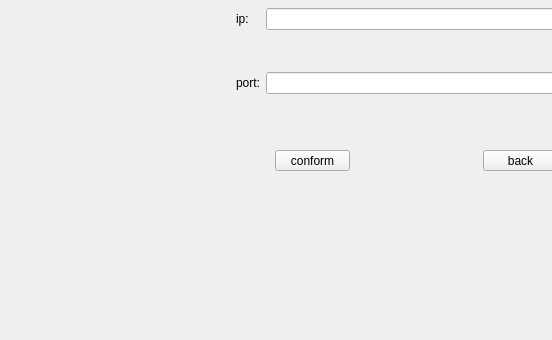
Polaris-hzn8/disk, file loginpanel.ui: the form before one commit; both pictures show x 0 to 552 and y 160 to 500 of the 803 by 500 pixel window.
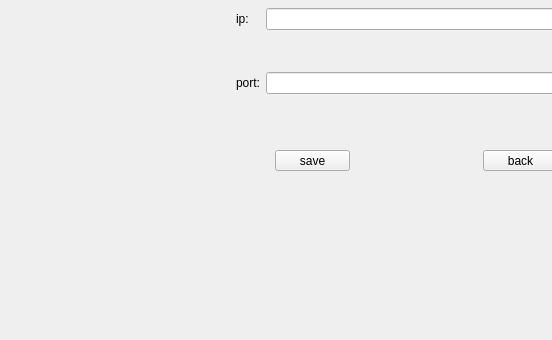
The form after the commit. The open tabs and pages were chosen to show the change. Custom widgets are drawn as their Qt base class.

The edit to the form file:
```diff
--- a/loginpanel.ui
+++ b/loginpanel.ui
@@ -819,7 +819,7 @@
                       </size>
                      </property>
                      <property name="text">
-                      <string>conform</string>
+                      <string>save</string>
                      </property>
                     </widget>
                    </item>
```
Left out of the diff: 4 changed lines with no effect on the pictures.
